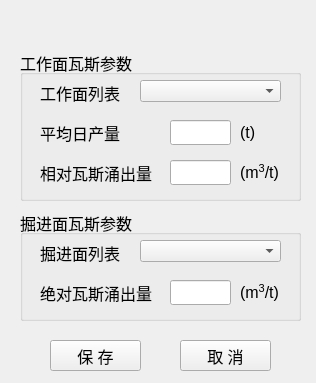
Old version of the form python/cbm/uifiles/mine_gas_flow_predict_design_dlg.ui in the repository wyrover/cbm.
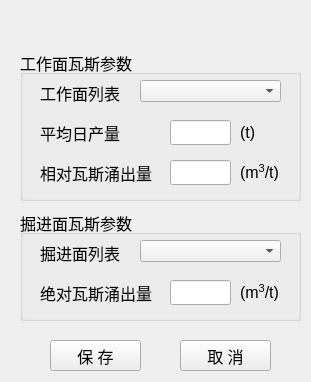
New version of the form. Icons and pictures are not drawn.

```diff
--- a/python/cbm/uifiles/mine_gas_flow_predict_design_dlg.ui
+++ b/python/cbm/uifiles/mine_gas_flow_predict_design_dlg.ui
@@ -6,8 +6,8 @@
    <rect>
     <x>0</x>
     <y>0</y>
-    <width>316</width>
-    <height>383</height>
+    <width>311</width>
+    <height>382</height>
    </rect>
   </property>
   <property name="windowTitle">
```
